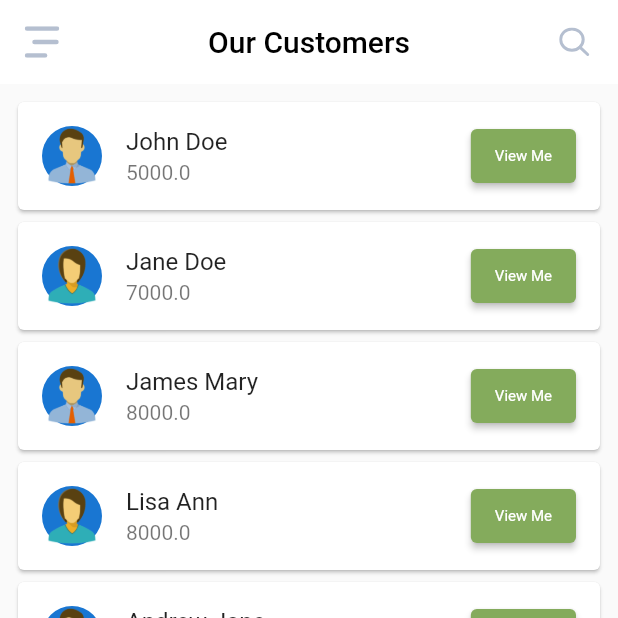
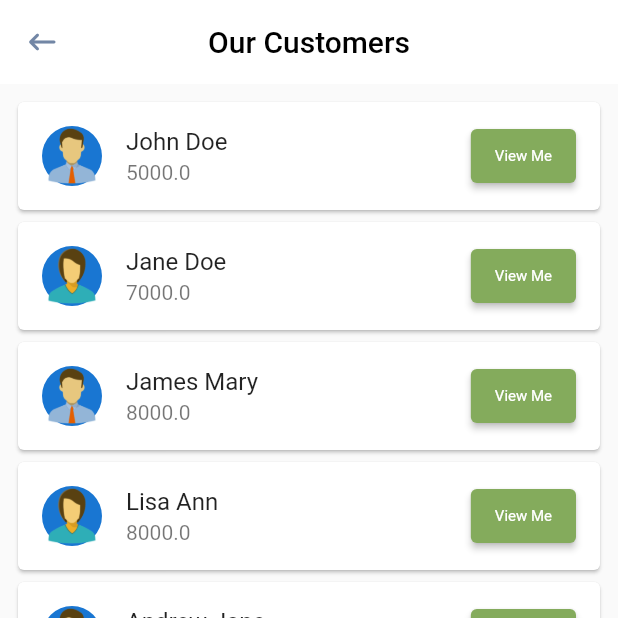
Before and after one commit to bugattie/spark_internship, a Flutter app: the screen it shows after launch, after a tap on "View Customers", on a phone screen of 412 x 824 dp, the top half of it. Run offline on Flutter 3.47's test engine with Material 2 defaults, Android fonts, the light colour scheme and no system bars; our stand-ins replace flutter_svg.

Commit message:
Customer profile and provider setup

```diff
--- /dev/null
+++ b/transaction_app/lib/constants.dart
@@ -0,0 +1,5 @@
+import 'package:flutter/material.dart';
+
+const kPrimaryColor = Color(0xFF84AB5C);
+const kTextColor = Color(0xFF202E2E);
+const kTextLigntColor = Color(0xFF7286A5);
--- a/transaction_app/lib/main.dart
+++ b/transaction_app/lib/main.dart
@@ -1,7 +1,10 @@
 import 'package:flutter/material.dart';
+import 'package:provider/provider.dart';
 
 import './screens/home_screen/home_screen.dart';
 import './screens/customer_screen/customer_screen.dart';
+import './screens/customer_detail_screen/customer_detail_screen.dart';
+import './models/user.dart';
 
 void main() {
   runApp(MyApp());
@@ -10,7 +13,9 @@ void main() {
 class MyApp extends StatelessWidget {
   @override
   Widget build(BuildContext context) {
-    return MaterialApp(
+    return ChangeNotifierProvider.value(
+      value: UserData(),
+      child: MaterialApp(
         debugShowCheckedModeBanner: false,
         title: 'Flutter Demo',
         theme: ThemeData(
@@ -20,7 +25,9 @@ class MyApp extends StatelessWidget {
         home: HomeScreen(),
         routes: {
           CustomerScreen.routeName: (ctx) => CustomerScreen(),
+          CustomerDetailScreen.routeName: (ctx) => CustomerDetailScreen(),
         },
+      ),
     );
   }
 }
--- a/transaction_app/lib/models/recipe_bundle.dart
+++ b/transaction_app/lib/models/facilities_bundle.dart
@@ -5,6 +5,7 @@ import '../screens/customer_screen/customer_screen.dart';
 class GridBundle {
   final String id, title, description, imageSrc, btnText, onClick;
   final Color btnColor, backgroundColor;
+  final Icon btnIcon;
 
   GridBundle({
     this.id,
@@ -15,6 +16,7 @@ class GridBundle {
     this.imageSrc,
     this.btnColor,
     this.backgroundColor,
+    this.btnIcon,
   });
 }
 
@@ -29,6 +31,7 @@ class GridItem {
       backgroundColor: Color(0xFFD82D40),
       btnColor: Color(0xFF84AB5C),
       onClick: CustomerScreen.routeName,
+      btnIcon: Icon(Icons.person_outline_sharp),
     ),
     GridBundle(
       id: DateTime.now().toString(),
@@ -39,6 +42,7 @@ class GridItem {
       backgroundColor: Color(0xFF09A99F),
       btnColor: Color(0xFF84AB5C),
       onClick: CustomerScreen.routeName,
+      btnIcon: Icon(Icons.attach_money),
     ),
     GridBundle(
       id: DateTime.now().toString(),
@@ -49,6 +53,7 @@ class GridItem {
       backgroundColor: Color(0xFF473080),
       btnColor: Color(0xFF84AB5C),
       onClick: CustomerScreen.routeName,
+      btnIcon: Icon(Icons.history_sharp),
     ),
   ];
 
--- a/transaction_app/lib/models/user.dart
+++ b/transaction_app/lib/models/user.dart
@@ -1,97 +1,87 @@
 import 'package:flutter/foundation.dart';
 
 class User {
-  final String id, name, description, imageSrc;
+  final String id, name, imageSrc, email;
   final double amount;
 
   User({
     @required this.id,
     @required this.name,
-    @required this.description,
+    @required this.email,
     @required this.imageSrc,
     @required this.amount,
   });
 }
 
-class UserData {
+class UserData with ChangeNotifier {
   List<User> _users = [
     User(
       id: DateTime.now().toString(),
       name: 'John Doe',
-      description:
-          'Lorem ipsum dolor sit amet, consectetur adipiscing elit, sed do eiusmod tempor incididunt ut labore et dolore magna aliqua. Ut enim ad minim veniam, quis nostrud exercitation ullamco laboris nisi ut aliquip ex ea commodo consequat.',
+      email: 'johndoe@domain.com',
       imageSrc: 'assets/images/customer_male.png',
       amount: 5000.0,
     ),
     User(
       id: DateTime.now().toString(),
       name: 'Jane Doe',
-      description:
-          'Lorem ipsum dolor sit amet, consectetur adipiscing elit, sed do eiusmod tempor incididunt ut labore et dolore magna aliqua. Ut enim ad minim veniam, quis nostrud exercitation ullamco laboris nisi ut aliquip ex ea commodo consequat.',
+      email: 'janedoe@domain.com',
       imageSrc: 'assets/images/customer_female.png',
       amount: 7000.0,
     ),
     User(
       id: DateTime.now().toString(),
       name: 'James Mary',
-      description:
-          'Lorem ipsum dolor sit amet, consectetur adipiscing elit, sed do eiusmod tempor incididunt ut labore et dolore magna aliqua. Ut enim ad minim veniam, quis nostrud exercitation ullamco laboris nisi ut aliquip ex ea commodo consequat.',
+      email: 'jamesmary@domain.com',
       imageSrc: 'assets/images/customer_male.png',
       amount: 8000.0,
     ),
     User(
       id: DateTime.now().toString(),
       name: 'Lisa Ann',
-      description:
-          'Lorem ipsum dolor sit amet, consectetur adipiscing elit, sed do eiusmod tempor incididunt ut labore et dolore magna aliqua. Ut enim ad minim veniam, quis nostrud exercitation ullamco laboris nisi ut aliquip ex ea commodo consequat.',
+      email: 'lisaann@domain.com',
       imageSrc: 'assets/images/customer_female.png',
       amount: 8000.0,
     ),
     User(
       id: DateTime.now().toString(),
       name: 'Andrew Jane',
-      description:
-          'Lorem ipsum dolor sit amet, consectetur adipiscing elit, sed do eiusmod tempor incididunt ut labore et dolore magna aliqua. Ut enim ad minim veniam, quis nostrud exercitation ullamco laboris nisi ut aliquip ex ea commodo consequat.',
+      email: 'andrewjane@domain.com',
       imageSrc: 'assets/images/customer_male.png',
       amount: 11000.0,
     ),
     User(
       id: DateTime.now().toString(),
       name: 'Sarah Thomas',
-      description:
-          'Lorem ipsum dolor sit amet, consectetur adipiscing elit, sed do eiusmod tempor incididunt ut labore et dolore magna aliqua. Ut enim ad minim veniam, quis nostrud exercitation ullamco laboris nisi ut aliquip ex ea commodo consequat.',
+      email: 'sarahthomas@domain.com',
       imageSrc: 'assets/images/customer_female.png',
       amount: 13000.0,
     ),
     User(
       id: DateTime.now().toString(),
       name: 'Mark Paul',
-      description:
-          'Lorem ipsum dolor sit amet, consectetur adipiscing elit, sed do eiusmod tempor incididunt ut labore et dolore magna aliqua. Ut enim ad minim veniam, quis nostrud exercitation ullamco laboris nisi ut aliquip ex ea commodo consequat.',
+      email: 'markpaul@domain.com',
       imageSrc: 'assets/images/customer_male.png',
       amount: 12000.0,
     ),
     User(
       id: DateTime.now().toString(),
       name: 'Lisa Daniel',
-      description:
-          'Lorem ipsum dolor sit amet, consectetur adipiscing elit, sed do eiusmod tempor incididunt ut labore et dolore magna aliqua. Ut enim ad minim veniam, quis nostrud exercitation ullamco laboris nisi ut aliquip ex ea commodo consequat.',
+      email: 'lisadaniel@domain.com',
       imageSrc: 'assets/images/customer_female.png',
       amount: 14000.0,
     ),
     User(
       id: DateTime.now().toString(),
       name: 'Jason Ryan',
-      description:
-          'Lorem ipsum dolor sit amet, consectetur adipiscing elit, sed do eiusmod tempor incididunt ut labore et dolore magna aliqua. Ut enim ad minim veniam, quis nostrud exercitation ullamco laboris nisi ut aliquip ex ea commodo consequat.',
+      email: 'jasonryan@domain.com',
       imageSrc: 'assets/images/customer_male.png',
       amount: 11000.0,
     ),
     User(
       id: DateTime.now().toString(),
       name: 'Anna Helen',
-      description:
-          'Lorem ipsum dolor sit amet, consectetur adipiscing elit, sed do eiusmod tempor incididunt ut labore et dolore magna aliqua. Ut enim ad minim veniam, quis nostrud exercitation ullamco laboris nisi ut aliquip ex ea commodo consequat.',
+      email: 'annahelen@domain.com',
       imageSrc: 'assets/images/customer_male.png',
       amount: 13000.0,
     ),
@@ -100,4 +90,8 @@ class UserData {
   List<User> get users {
     return [..._users];
   }
+
+  User findById(String id) {
+    return _users.firstWhere((data) => data.id == id);
+  }
 }
--- a/transaction_app/lib/screens/customer_screen/customer_screen.dart
+++ b/transaction_app/lib/screens/customer_screen/customer_screen.dart
@@ -1,19 +1,25 @@
 import 'package:flutter/material.dart';
-import 'package:flutter_svg/svg.dart';
+import 'package:provider/provider.dart';
 
 import '../../models/user.dart';
 import './widgets/customers_list.dart';
+import '../../constants.dart';
 
 class CustomerScreen extends StatelessWidget {
   static const routeName = '/customer';
   @override
   Widget build(BuildContext context) {
-    final userData = UserData().users;
+    final userData = Provider.of<UserData>(context, listen: false);
     return Scaffold(
       appBar: AppBar(
         leading: IconButton(
-          icon: SvgPicture.asset('assets/icons/menu_icon.svg'),
-          onPressed: () {},
+          icon: Icon(
+            Icons.keyboard_backspace_rounded,
+            color: kTextLigntColor,
+          ),
+          onPressed: () {
+            Navigator.of(context).pop();
+          },
         ),
         centerTitle: true,
         title: Text(
@@ -22,21 +28,12 @@ class CustomerScreen extends StatelessWidget {
             color: Colors.black,
           ),
         ),
-        actions: [
-          IconButton(
-            icon: SvgPicture.asset('assets/icons/search_icon.svg'),
-            onPressed: () {},
-          ),
-          SizedBox(
-            width: 5,
-          ),
-        ],
       ),
       body: Padding(
         padding: const EdgeInsets.all(8.0),
         child: ListView.builder(
-          itemCount: userData.length,
-          itemBuilder: (ctx, i) => CustomerList(userData[i]),
+          itemCount: userData.users.length,
+          itemBuilder: (ctx, i) => CustomerList(i),
         ),
       ),
     );
--- a/transaction_app/lib/screens/customer_screen/widgets/customers_list.dart
+++ b/transaction_app/lib/screens/customer_screen/widgets/customers_list.dart
@@ -1,26 +1,29 @@
 import 'package:flutter/material.dart';
+import 'package:provider/provider.dart';
 
 import '../../../models/user.dart';
+import '../../customer_detail_screen/customer_detail_screen.dart';
 
 class CustomerList extends StatelessWidget {
-  final User currentUser;
+  final int index;
 
-  CustomerList(this.currentUser);
+  CustomerList(this.index);
 
   @override
   Widget build(BuildContext context) {
+    final userData = Provider.of<UserData>(context, listen: false);
     return Card(
       child: ListTile(
         leading: CircleAvatar(
           child: Image.asset(
-            currentUser.imageSrc,
+            userData.users[index].imageSrc,
             fit: BoxFit.cover,
           ),
         ),
         title: Text(
-          currentUser.name,
+          userData.users[index].name,
         ),
-        subtitle: Text(currentUser.amount.toString()),
+        subtitle: Text(userData.users[index].amount.toString()),
         trailing: ElevatedButton(
           style: ElevatedButton.styleFrom(
             primary: Color(0xFF84AB5C),
@@ -30,7 +33,12 @@ class CustomerList extends StatelessWidget {
             ),
           ),
           child: Text('View Me'),
-          onPressed: () {},
+          onPressed: () {
+            Navigator.of(context).pushNamed(
+              CustomerDetailScreen.routeName,
+              arguments: userData.users[index].id,
+            );
+          },
         ),
       ),
     );
--- a/transaction_app/lib/screens/home_screen/widgets/body.dart
+++ b/transaction_app/lib/screens/home_screen/widgets/body.dart
@@ -1,20 +1,20 @@
 import 'package:flutter/material.dart';
-import 'package:transaction_app/models/recipe_bundle.dart';
+import 'package:transaction_app/models/facilities_bundle.dart';
 
-import '../widgets/recipe_bundle_card.dart';
-import '../../../models/recipe_bundle.dart';
+import 'facility_bundle_card.dart';
+import '../../../models/facilities_bundle.dart';
+// import '../../../size_config.dart';
 
 class Body extends StatelessWidget {
   @override
   Widget build(BuildContext context) {
     final gridItem = GridItem();
+    // double defaultSize = SizeConfig.defaultSize;
     return Column(
       children: [
         Expanded(
           child: Padding(
-            padding: const EdgeInsets.symmetric(
-              horizontal: 20,
-            ),
+            padding: const EdgeInsets.all(10),
             child: GridView.builder(
               itemCount: gridItem.gridItem.length,
               gridDelegate: SliverGridDelegateWithFixedCrossAxisCount(
@@ -22,7 +22,7 @@ class Body extends StatelessWidget {
                 mainAxisSpacing: 20,
                 childAspectRatio: 1.65,
               ),
-              itemBuilder: (ctx, i) => RecipeBundleCard(gridItem.gridItem[i]),
+              itemBuilder: (ctx, i) => FacilityBundleCard(gridItem.gridItem[i]),
             ),
           ),
         )
--- a/transaction_app/lib/screens/home_screen/widgets/recipe_bundle_card.dart
+++ b/transaction_app/lib/screens/home_screen/widgets/facility_bundle_card.dart
@@ -1,13 +1,14 @@
 import 'package:flutter/material.dart';
 
 import '../../../size_config.dart';
-import '../../../models/recipe_bundle.dart';
+import '../../../models/facilities_bundle.dart';
+// import '../../../constants.dart';
 // import '../../customer_screen/customer_screen.dart';
 
-class RecipeBundleCard extends StatelessWidget {
+class FacilityBundleCard extends StatelessWidget {
   final GridBundle productItem;
 
-  RecipeBundleCard(this.productItem);
+  FacilityBundleCard(this.productItem);
   @override
   Widget build(BuildContext context) {
     double defaultSize = SizeConfig.defaultSize;
@@ -43,6 +44,7 @@ class RecipeBundleCard extends StatelessWidget {
                       productItem.description,
                       style: TextStyle(
                         color: Colors.white54,
+                        fontSize: defaultSize * 1.5,
                       ),
                     ),
                     Spacer(),
@@ -54,7 +56,7 @@ class RecipeBundleCard extends StatelessWidget {
                           fontSize: 10,
                         ),
                       ),
-                      icon: Icon(Icons.person_outline_sharp),
+                      icon: productItem.btnIcon,
                       label: Text(
                         productItem.btnText,
                       ),
```
Also changed, not shown: transaction_app/lib/screens/customer_detail_screen/customer_detail_screen.dart (added, +41 -0 lines), transaction_app/lib/screens/customer_detail_screen/widgets/body.dart (added, +50 -0 lines), transaction_app/lib/screens/customer_detail_screen/widgets/info.dart (added, +99 -0 lines), transaction_app/assets/icons/back.svg (added). Lines whose indentation alone changed are shown as unchanged.
